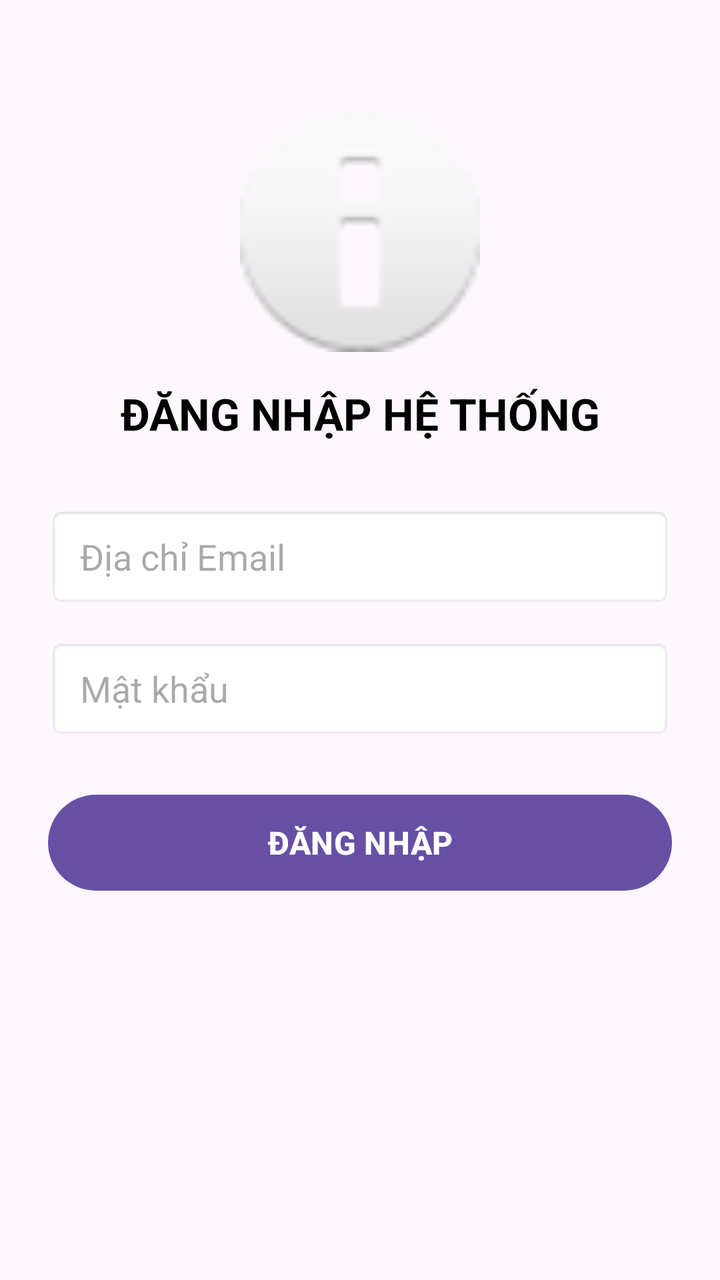
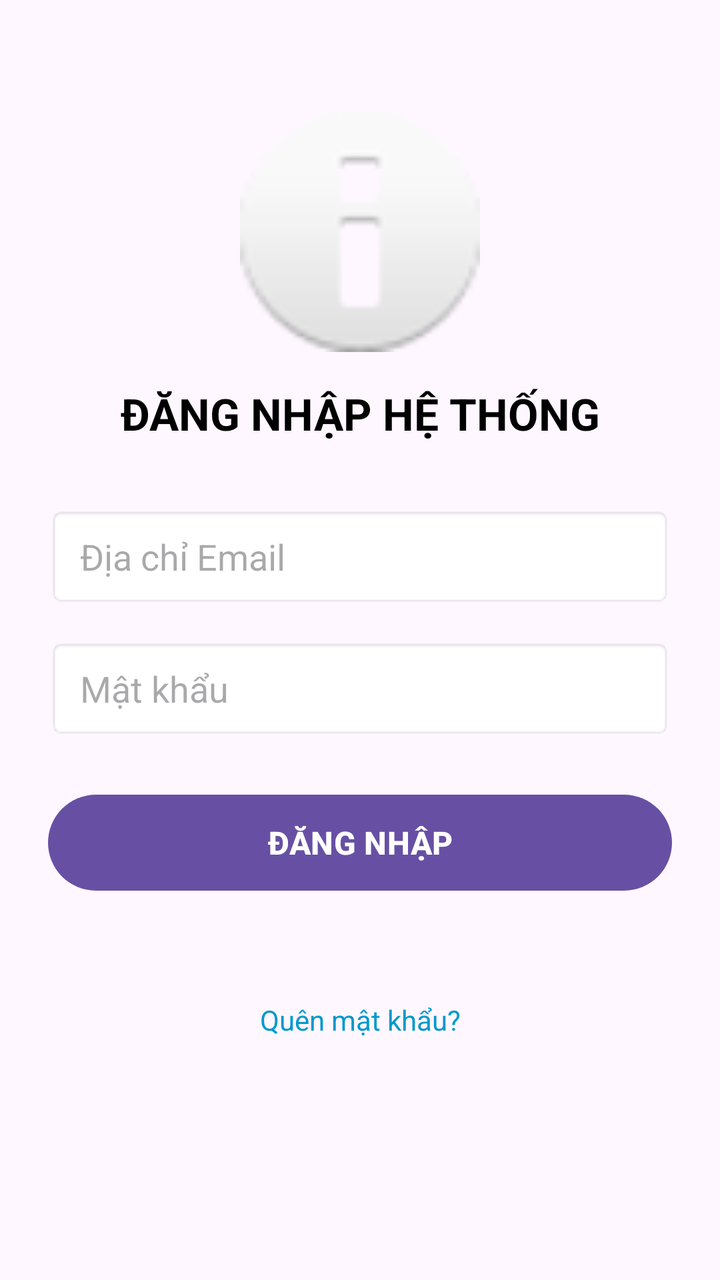

Two renders of the same Android screen: before a commit and after it. Below are the layout's source before the change and the commit's diff.
<!-- AndroidManifest.xml: application theme Theme.Lab2_Layout_ViewBinding -->
<!-- res/layout/activity_login.xml -->
<?xml version="1.0" encoding="utf-8"?>
<androidx.constraintlayout.widget.ConstraintLayout
    xmlns:android="http://schemas.android.com/apk/res/android"
    xmlns:app="http://schemas.android.com/apk/res-auto"
    android:layout_width="match_parent"
    android:layout_height="match_parent"
    android:padding="24dp">

    <ImageView
        android:id="@+id/imgLogo"
        android:layout_width="120dp"
        android:layout_height="120dp"
        android:layout_marginTop="32dp"
        android:contentDescription="@string/logo_desc"
        android:src="@android:drawable/ic_dialog_info"
        app:layout_constraintEnd_toEndOf="parent"
        app:layout_constraintStart_toStartOf="parent"
        app:layout_constraintTop_toTopOf="parent" />

    <TextView
        android:id="@+id/tvTitle"
        android:layout_width="wrap_content"
        android:layout_height="wrap_content"
        android:layout_marginTop="16dp"
        android:text="@string/login_title"
        android:textColor="@android:color/black"
        android:textSize="22sp"
        android:textStyle="bold"
        app:layout_constraintEnd_toEndOf="parent"
        app:layout_constraintStart_toStartOf="parent"
        app:layout_constraintTop_toBottomOf="@id/imgLogo" />

    <EditText
        android:id="@+id/edtEmail"
        android:layout_width="0dp"
        android:layout_height="50dp"
        android:layout_marginTop="32dp"
        android:autofillHints="emailAddress"
        android:background="@android:drawable/editbox_background"
        android:hint="@string/hint_email"
        android:imeOptions="actionNext"
        android:inputType="textEmailAddress"
        android:paddingStart="16dp"
        android:paddingEnd="16dp"
        app:layout_constraintEnd_toEndOf="parent"
        app:layout_constraintStart_toStartOf="parent"
        app:layout_constraintTop_toBottomOf="@id/tvTitle" />

    <EditText
        android:id="@+id/edtPassword"
        android:layout_width="0dp"
        android:layout_height="50dp"
        android:layout_marginTop="16dp"
        android:autofillHints="password"
        android:background="@android:drawable/editbox_background"
        android:hint="@string/hint_password"
        android:imeOptions="actionDone"
        android:inputType="textPassword"
        android:paddingStart="16dp"
        android:paddingEnd="16dp"
        app:layout_constraintEnd_toEndOf="parent"
        app:layout_constraintStart_toStartOf="parent"
        app:layout_constraintTop_toBottomOf="@id/edtEmail" />

    <Button
        android:id="@+id/btnLogin"
        android:layout_width="0dp"
        android:layout_height="56dp"
        android:layout_marginTop="24dp"
        android:text="@string/btn_login"
        android:textSize="16sp"
        android:textStyle="bold"
        app:layout_constraintEnd_toEndOf="parent"
        app:layout_constraintStart_toStartOf="parent"
        app:layout_constraintTop_toBottomOf="@id/edtPassword" />

    <TextView
        android:id="@+id/tvStatus"
        android:layout_width="0dp"
        android:layout_height="wrap_content"
        android:layout_marginTop="16dp"
        android:textAlignment="center"
        android:textColor="@android:color/holo_blue_dark"
        android:textSize="14sp"
        app:layout_constraintEnd_toEndOf="parent"
        app:layout_constraintStart_toStartOf="parent"
        app:layout_constraintTop_toBottomOf="@id/btnLogin" />

</androidx.constraintlayout.widget.ConstraintLayout>
<!-- resources referenced by this layout -->
<resources>
  <string name="btn_login">ĐĂNG NHẬP</string>
  <string name="hint_email">Địa chỉ Email</string>
  <string name="hint_password">Mật khẩu</string>
  <string name="login_title">ĐĂNG NHẬP HỆ THỐNG</string>
  <string name="logo_desc">Logo VLU</string>
  <style name="Theme.Lab2_Layout_ViewBinding" parent="Base.Theme.Lab2_Layout_ViewBinding" />
  <style name="Base.Theme.Lab2_Layout_ViewBinding" parent="Theme.Material3.DayNight.NoActionBar">
          
          
      </style>
</resources>

<!-- the commit's change to res/layout/activity_login.xml (unified diff, before → after) -->
@@ -86,4 +86,18 @@
         app:layout_constraintStart_toStartOf="parent"
         app:layout_constraintTop_toBottomOf="@id/btnLogin" />
 
+    <TextView
+        android:id="@+id/tvForgotPassword"
+        android:layout_width="wrap_content"
+        android:layout_height="wrap_content"
+        android:layout_marginTop="8dp"
+        android:background="?attr/selectableItemBackground"
+        android:padding="8dp"
+        android:text="@string/forgot_password"
+        android:textColor="@android:color/holo_blue_dark"
+        android:textSize="14sp"
+        app:layout_constraintEnd_toEndOf="parent"
+        app:layout_constraintStart_toStartOf="parent"
+        app:layout_constraintTop_toBottomOf="@id/tvStatus" />
+
 </androidx.constraintlayout.widget.ConstraintLayout>
<!-- resource entries referenced after the edit -->
@@ -1,6 +1,7 @@
 <!-- resources referenced by this layout -->
 <resources>
   <string name="btn_login">ĐĂNG NHẬP</string>
+  <string name="forgot_password">Quên mật khẩu?</string>
   <string name="hint_email">Địa chỉ Email</string>
   <string name="hint_password">Mật khẩu</string>
   <string name="login_title">ĐĂNG NHẬP HỆ THỐNG</string>
